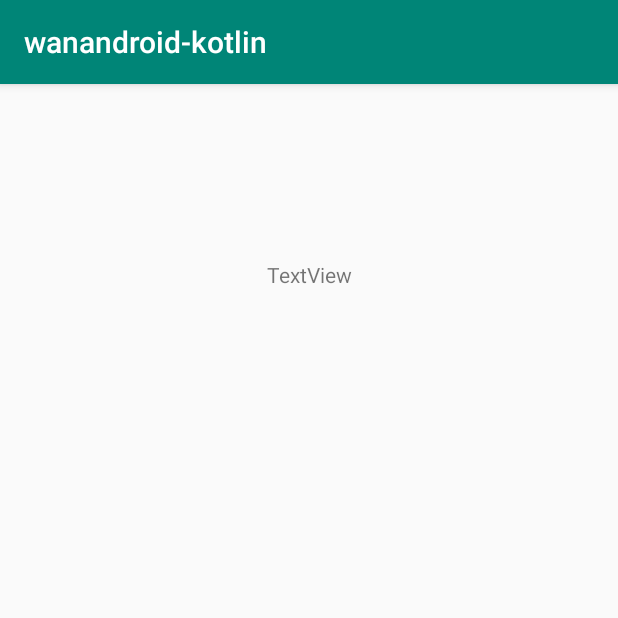
After one commit to wangcheng319/wanandroid-kotlin, an Android app: the TestActivity screen opened directly, with no data from a screen before it, on a phone screen of 412 x 824 dp, the top half of it. The commit adds this screen. Run offline under Robolectric (Android 15) with nearby library versions, the phone set to English and light mode, and no system bars.

Commit message:
databinding+startActivity

```diff
--- a/app/src/main/AndroidManifest.xml
+++ b/app/src/main/AndroidManifest.xml
@@ -12,13 +12,14 @@
         android:roundIcon="@mipmap/ic_launcher_round"
         android:supportsRtl="true"
         android:theme="@style/AppTheme">
+        <activity android:name=".activity.TestActivity"></activity>
         <activity
             android:name=".activity.MainActivity"
             android:label="@string/title_activity_main">
             <intent-filter>
-                <action android:name="android.intent.action.MAIN"/>
+                <action android:name="android.intent.action.MAIN" />
 
-                <category android:name="android.intent.category.LAUNCHER"/>
+                <category android:name="android.intent.category.LAUNCHER" />
             </intent-filter>
         </activity>
     </application>
--- /dev/null
+++ b/app/src/main/java/com/example/wanandroid_kotlin/activity/TestActivity.kt
@@ -0,0 +1,13 @@
+package com.example.wanandroid_kotlin.activity
+
+import android.support.v7.app.AppCompatActivity
+import android.os.Bundle
+import com.example.wanandroid_kotlin.R
+
+class TestActivity : AppCompatActivity() {
+
+    override fun onCreate(savedInstanceState: Bundle?) {
+        super.onCreate(savedInstanceState)
+        setContentView(R.layout.activity_test)
+    }
+}
--- /dev/null
+++ b/app/src/main/res/layout/activity_test.xml
@@ -0,0 +1,23 @@
+<?xml version="1.0" encoding="utf-8"?>
+<android.support.constraint.ConstraintLayout xmlns:android="http://schemas.android.com/apk/res/android"
+    xmlns:app="http://schemas.android.com/apk/res-auto"
+    xmlns:tools="http://schemas.android.com/tools"
+    android:layout_width="match_parent"
+    android:layout_height="match_parent"
+    tools:context=".activity.TestActivity">
+
+
+    <TextView
+        android:id="@+id/textView2"
+        android:layout_width="wrap_content"
+        android:layout_height="28dp"
+        android:layout_marginStart="8dp"
+        android:layout_marginEnd="8dp"
+        android:layout_marginBottom="8dp"
+        android:text="TextView"
+        app:layout_constraintBottom_toBottomOf="parent"
+        app:layout_constraintEnd_toEndOf="parent"
+        app:layout_constraintStart_toStartOf="parent"
+        app:layout_constraintTop_toTopOf="parent"
+        app:layout_constraintVertical_bias="0.16000003" />
+</android.support.constraint.ConstraintLayout>
```
Also changed, not shown: app/src/main/java/com/example/wanandroid_kotlin/viewmodel/FirstViewModel.kt (+9 -2 lines), app/src/main/res/layout/fragment_home.xml (+15 -0 lines). Lines whose indentation alone changed are shown as unchanged.
